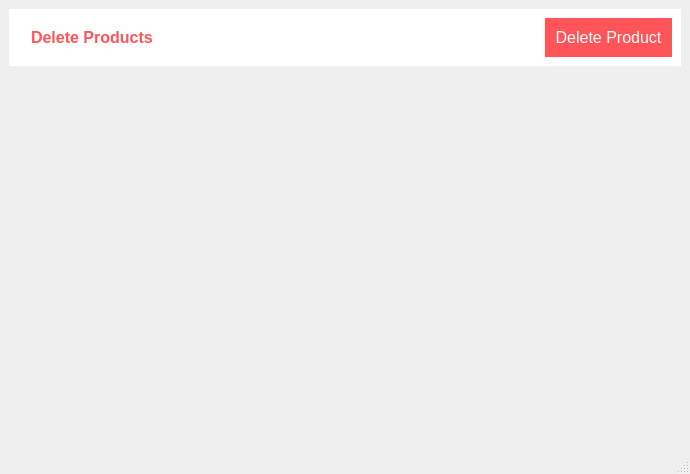
First picture: the form in deleteproduct.ui, repository arshc0der/Inventory-Management-System, before the edit.
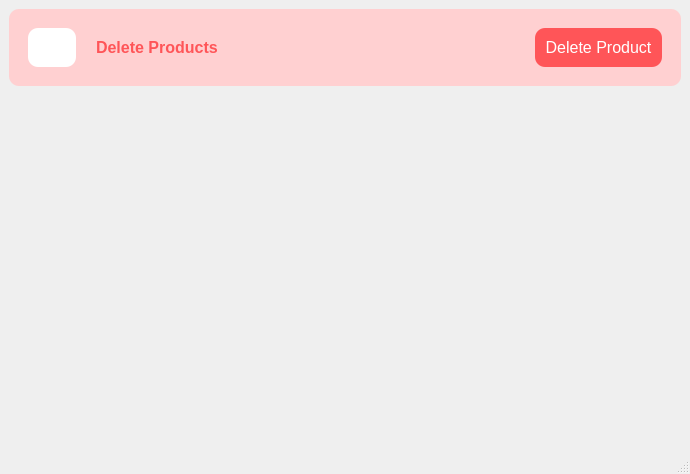
Second picture: the form after the edit. Icons and pictures are not drawn.

```diff
--- a/deleteproduct.ui
+++ b/deleteproduct.ui
@@ -34,7 +34,9 @@
          </sizepolicy>
         </property>
         <property name="styleSheet">
-         <string notr="true">background-color: rgb(255, 255, 255);</string>
+         <string notr="true">background-color: rgb(255, 208, 209);
+padding:10px;
+border-radius:10px;</string>
         </property>
         <layout class="QHBoxLayout" name="horizontalLayout_2">
          <item>
@@ -45,6 +47,15 @@
              <verstretch>0</verstretch>
             </sizepolicy>
            </property>
+           <property name="maximumSize">
+            <size>
+             <width>48</width>
+             <height>48</height>
+            </size>
+           </property>
+           <property name="styleSheet">
+            <string notr="true">background-color: rgb(255, 255, 255);</string>
+           </property>
            <property name="text">
             <string/>
            </property>
```
